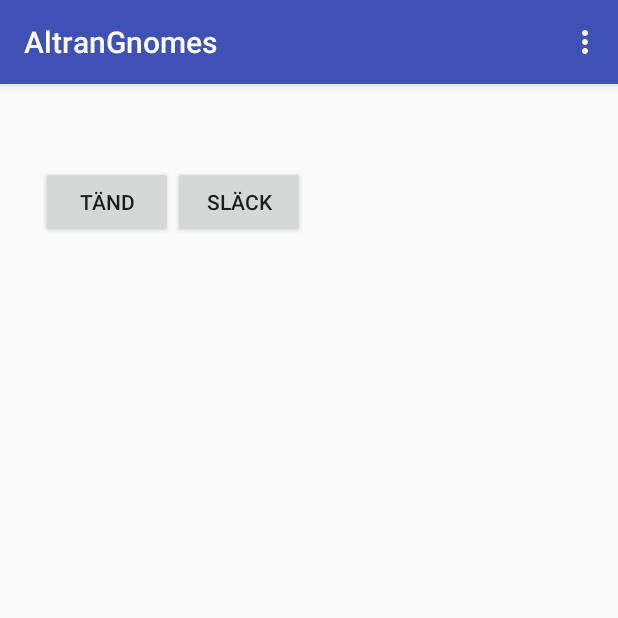
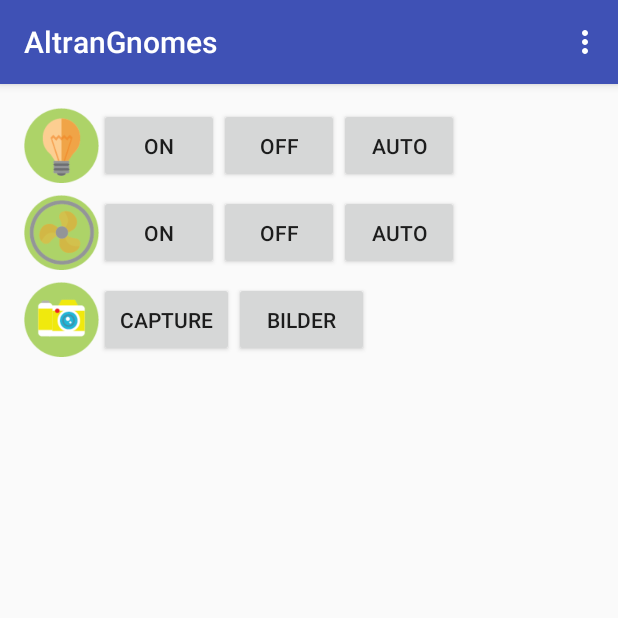
Before and after one commit to ptorpman/ariot2017, an Android app: the screen it shows after launch (MainActivity), on a phone screen of 412 x 824 dp, the top half of it. Run offline under Robolectric (Android 15) with nearby library versions, the phone set to English and light mode, and no system bars.

Commit message:
New app, new language and average

```diff
--- a/AltranGnomes/app/src/main/java/com/example/prosell/altrangnomes/MainActivity.java
+++ b/AltranGnomes/app/src/main/java/com/example/prosell/altrangnomes/MainActivity.java
@@ -3,10 +3,12 @@ package com.example.prosell.altrangnomes;
 import android.content.Context;
 import android.content.Intent;
 import android.content.SharedPreferences;
+import android.net.Uri;
 import android.os.AsyncTask;
 import android.preference.PreferenceManager;
 import android.support.v7.app.AppCompatActivity;
 import android.os.Bundle;
+import android.text.method.LinkMovementMethod;
 import android.view.Menu;
 import android.view.MenuItem;
 import android.view.View;
@@ -28,6 +30,19 @@ public class MainActivity extends AppCompatActivity {
         setContentView(R.layout.activity_main);
         new GnomeRequest(this).execute("api_data");
 
+
+
+        final Button imagesButton = (Button) findViewById(R.id.imagesButton);
+        imagesButton.setOnClickListener(new View.OnClickListener() {
+            public void onClick(View v) {
+                String url = "https://www.dropbox.com/sh/nen6hh47z4wh8cp/AAAJv8lY4w9wChJdnuhC1t9Ta?dl=0";
+
+                Intent i = new Intent(Intent.ACTION_VIEW);
+                i.setData(Uri.parse(url));
+                startActivity(i);
+            }
+        });
+        //LIGHT CONTROLS
         final Button turnOnLights = (Button) findViewById(R.id.lightOn);
         turnOnLights.setOnClickListener(new View.OnClickListener() {
             public void onClick(View v) {
@@ -43,6 +58,51 @@ public class MainActivity extends AppCompatActivity {
                 // Perform action on click
             }
         });
+
+        final Button setAutoLights = (Button) findViewById(R.id.lightAuto);
+        setAutoLights.setOnClickListener(new View.OnClickListener() {
+            public void onClick(View v) {
+                new GnomeRequest(v.getContext()).execute("setAutoLights");
+                // Perform action on click
+            }
+        });
+
+        //FAN CONTROLS
+        final Button turnOnFan = (Button) findViewById(R.id.fanOn);
+        turnOnFan.setOnClickListener(new View.OnClickListener() {
+            public void onClick(View v) {
+                new GnomeRequest(v.getContext()).execute("turnOnFan");
+                // Perform action on click
+            }
+        });
+
+        final Button turnOffFan = (Button) findViewById(R.id.fanOff);
+        turnOffFan.setOnClickListener(new View.OnClickListener() {
+            public void onClick(View v) {
+                new GnomeRequest(v.getContext()).execute("turnOffFan");
+                // Perform action on click
+            }
+        });
+
+        final Button setAutoFan = (Button) findViewById(R.id.fanAuto);
+        setAutoFan.setOnClickListener(new View.OnClickListener() {
+            public void onClick(View v) {
+                new GnomeRequest(v.getContext()).execute("setAutoFan");
+                // Perform action on click
+            }
+        });
+
+
+
+        final Button takePicture = (Button) findViewById(R.id.CaptureButton);
+        takePicture.setOnClickListener(new View.OnClickListener() {
+            public void onClick(View v) {
+                new GnomeRequest(v.getContext()).execute("take_picture");
+                // Perform action on click
+            }
+        });
+
+
     }
 
     @Override
@@ -108,9 +168,9 @@ public class MainActivity extends AppCompatActivity {
         @Override
         protected void onPostExecute(String result) {
 
-            TextView textView = (TextView)findViewById(R.id.json_data);
+            //TextView textView = (TextView)findViewById(R.id.json_data);
             //System.out.println(textView);
-            textView.setText(result);
+            //textView.setText(result);
             //Do something with the JSON string
 
         }
--- a/AltranGnomes/app/src/main/res/layout/activity_main.xml
+++ b/AltranGnomes/app/src/main/res/layout/activity_main.xml
@@ -1,6 +1,8 @@
 <?xml version="1.0" encoding="utf-8"?>
-<RelativeLayout xmlns:android="http://schemas.android.com/apk/res/android"
+<LinearLayout xmlns:android="http://schemas.android.com/apk/res/android"
+    xmlns:app="http://schemas.android.com/apk/res-auto"
     xmlns:tools="http://schemas.android.com/tools"
+    android:orientation="vertical"
     android:id="@+id/activity_main"
     android:layout_width="match_parent"
     android:layout_height="match_parent"
@@ -10,35 +12,112 @@
     android:paddingTop="@dimen/activity_vertical_margin"
     tools:context="com.example.prosell.altrangnomes.MainActivity">
 
-    <TextView
-        android:id="@+id/json_data"
-        android:layout_width="wrap_content"
-        android:layout_height="wrap_content"
-        android:text="" />
+    <LinearLayout
+        android:paddingBottom="8dp"
+        android:layout_width="match_parent"
+        android:layout_height="wrap_content">
 
-    <Button
-        android:text="Tänd"
-        android:layout_width="wrap_content"
-        android:layout_height="wrap_content"
-        android:layout_below="@+id/json_data"
-        android:layout_alignParentLeft="true"
-        android:layout_alignParentStart="true"
-        android:layout_marginLeft="11dp"
-        android:layout_marginStart="11dp"
-        android:layout_marginTop="19dp"
-        android:onClick="turnOnLights"
-        android:id="@+id/lightOn" />
+        <ImageView
+            android:layout_width="50dp"
+            android:layout_height="50dp"
+            app:srcCompat="@drawable/light"
+            android:id="@+id/lightView"/>
 
-    <Button
-        android:text="Släck"
-        android:layout_width="wrap_content"
-        android:layout_height="wrap_content"
-        android:id="@+id/lightOff"
-        android:onClick="turnOffLights"
-        android:layout_alignBaseline="@+id/lightOn"
-        android:layout_alignBottom="@+id/lightOn"
-        android:layout_toRightOf="@+id/lightOn"
-        android:layout_toEndOf="@+id/lightOn" />
+        <Button
+            android:text="On"
+            android:layout_width="80dp"
+            android:layout_height="50dp"
+            android:layout_gravity="center_vertical"
+            android:id="@+id/lightOn" />
+
+        <Button
+            android:text="Off"
+            android:layout_width="80dp"
+            android:layout_height="50dp"
+            android:layout_gravity="center_vertical"
+            android:id="@+id/lightOff" />
+
+        <Button
+            android:text="Auto"
+            android:layout_width="80dp"
+            android:layout_height="50dp"
+            android:layout_gravity="center_vertical"
+            android:id="@+id/lightAuto" />
+
+    </LinearLayout>
+
+    <LinearLayout
+        android:paddingBottom="8dp"
+        android:layout_width="match_parent"
+        android:layout_height="wrap_content">
+
+        <ImageView
+            android:layout_width="50dp"
+            android:layout_height="50dp"
+            app:srcCompat="@drawable/fan"
+            android:id="@+id/fanView"/>
+
+        <Button
+            android:text="On"
+            android:layout_width="80dp"
+            android:layout_height="50dp"
+            android:layout_gravity="center_vertical"
+            android:id="@+id/fanOn" />
+
+        <Button
+            android:text="Off"
+            android:layout_width="80dp"
+            android:layout_height="50dp"
+            android:layout_gravity="center_vertical"
+            android:id="@+id/fanOff" />
+
+        <Button
+            android:text="Auto"
+            android:layout_width="80dp"
+            android:layout_height="50dp"
+            android:layout_gravity="center_vertical"
+            android:id="@+id/fanAuto" />
 
 
-</RelativeLayout>
+
+    </LinearLayout>
+
+
+    <LinearLayout
+        android:paddingBottom="8dp"
+        android:layout_width="match_parent"
+        android:layout_height="wrap_content">
+
+        <ImageView
+            android:layout_width="50dp"
+            android:layout_height="50dp"
+            app:srcCompat="@drawable/camera"
+            android:id="@+id/camera"/>
+
+        <Button
+            android:text="Capture"
+            android:layout_width="90dp"
+            android:layout_height="50dp"
+            android:layout_gravity="center_vertical"
+            android:id="@+id/CaptureButton" />
+
+        <Button
+            android:text="Bilder"
+            android:layout_width="90dp"
+            android:layout_height="50dp"
+            android:layout_gravity="center_vertical"
+            android:id="@+id/imagesButton" />
+    </LinearLayout>
+
+    <LinearLayout
+        android:layout_width="match_parent"
+        android:layout_height="wrap_content">
+
+        <TextView
+            android:id="@+id/json_data"
+            android:layout_width="wrap_content"
+            android:layout_height="wrap_content"
+            android:text="" />
+    </LinearLayout>
+
+</LinearLayout>
--- a/AltranGnomes/app/src/main/res/values/strings.xml
+++ b/AltranGnomes/app/src/main/res/values/strings.xml
@@ -4,5 +4,6 @@
     <string name="ipDefault">10.59.5.3</string>
 
     <string name="title_activity_settings">Settings</string>
+    <string name="imagesLink"><a href="https://www.dropbox.com/sh/nen6hh47z4wh8cp/AAAJv8lY4w9wChJdnuhC1t9Ta?dl=0">Bilder</a></string>
 
 </resources>
```
Also changed, not shown: AltranGnomes/app/src/main/res/drawable/camera.png (added), AltranGnomes/app/src/main/res/drawable/fan.png (added), AltranGnomes/app/src/main/res/drawable/light.png (added), 3 other files.
